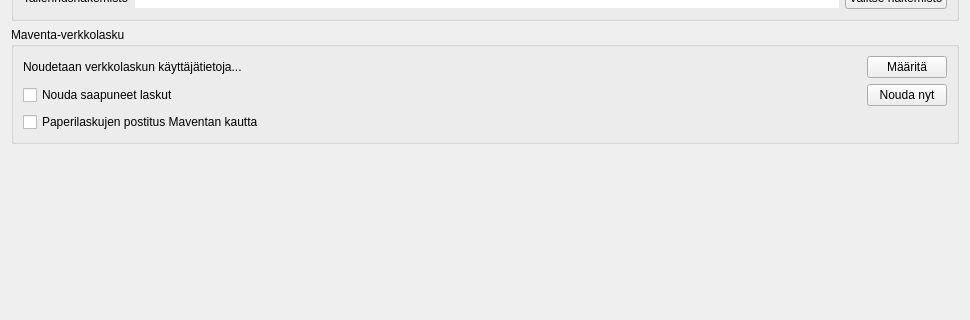
Before: the Qt Designer form kitsas/maaritys/verkkolasku/verkkolasku.ui in artoh/kitupiikki, drawn with Qt 5; both pictures show x 0 to 970 and y 309 to 629 of the 970 by 832 pixel window.
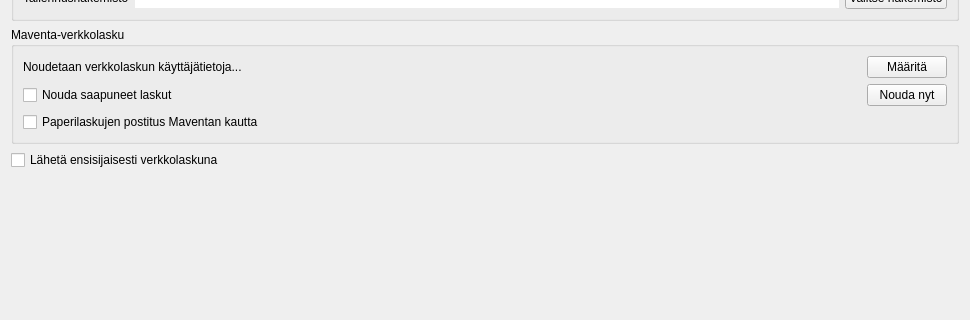
After: the same form once the commit is applied. Icons and pictures are not drawn.

Patch:
```diff
--- a/kitsas/maaritys/verkkolasku/verkkolasku.ui
+++ b/kitsas/maaritys/verkkolasku/verkkolasku.ui
@@ -214,6 +214,13 @@
      </layout>
     </widget>
    </item>
+   <item>
+    <widget class="QCheckBox" name="suosiCheck">
+     <property name="text">
+      <string>Lähetä ensisijaisesti verkkolaskuna</string>
+     </property>
+    </widget>
+   </item>
    <item>
     <spacer name="verticalSpacer">
      <property name="orientation">
```
